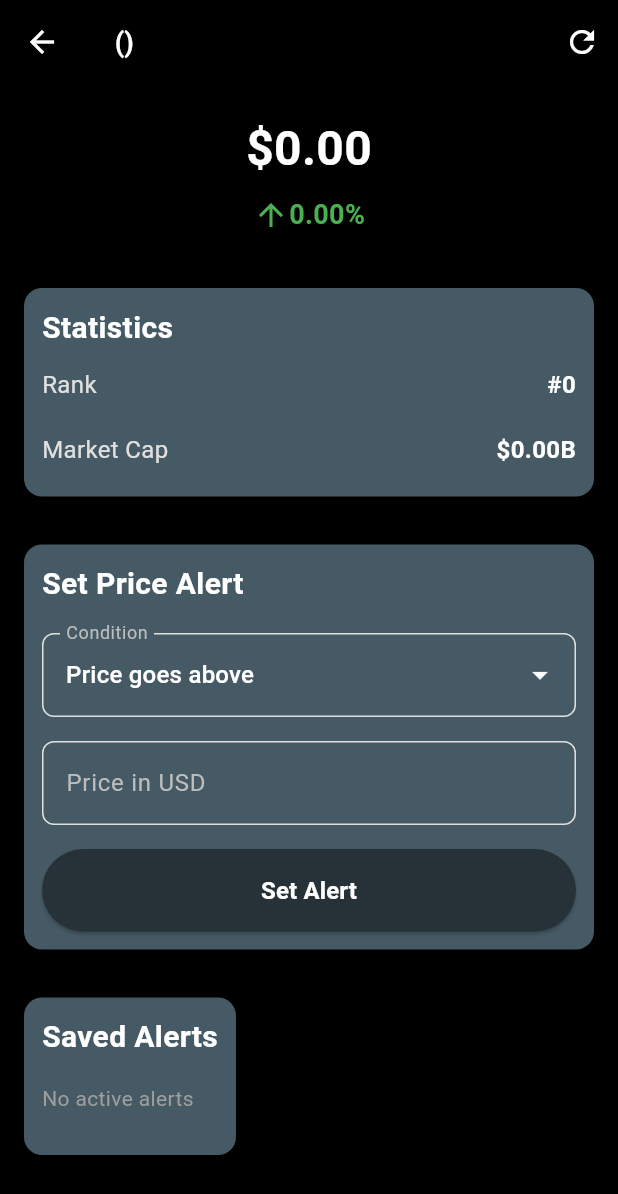
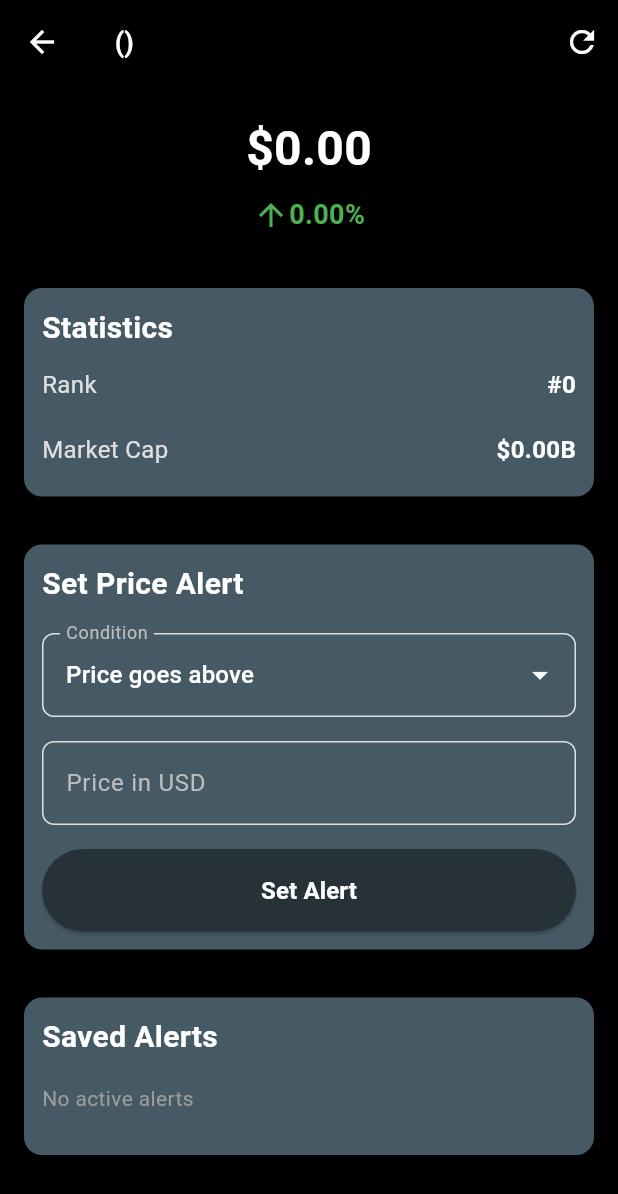
Before and after one commit to umarn15/crypto-rates, a Flutter app: the CoinDetailScreen screen opened directly with empty values, on a phone screen of 412 x 824 dp. Shown: the top 1194 px of the screen. Run offline on Flutter 3.47's test engine with Material 3 defaults, Android fonts, the phone set to English and light mode, and no system bars; our stand-ins replace cloud_firestore, firebase_auth, firebase_core, firebase_messaging, flutter_local_notifications, shared_preferences; missing offline and left inert: home_widget, workmanager; accounts and stored records are empty; generated files the repository leaves out were written again; network calls fail; statements that could not run were skipped.

```diff
--- a/lib/screens/coin_details_screen.dart
+++ b/lib/screens/coin_details_screen.dart
@@ -436,8 +436,10 @@ class _CoinDetailScreenState extends State<CoinDetailScreen> {
             ),
 
             // Saved Alerts Card
-            Padding(
-              padding: EdgeInsets.all(12),
+         Padding(
+           padding: EdgeInsets.all(12),
+           child: Container(
+            width: double.infinity,
               child: Card(
                 color: cardColor,
                 elevation: 4,
@@ -502,7 +504,7 @@ class _CoinDetailScreenState extends State<CoinDetailScreen> {
                   ),
                 ),
               ),
-            ),
+           )),
           ],
         ),
       ),
```
